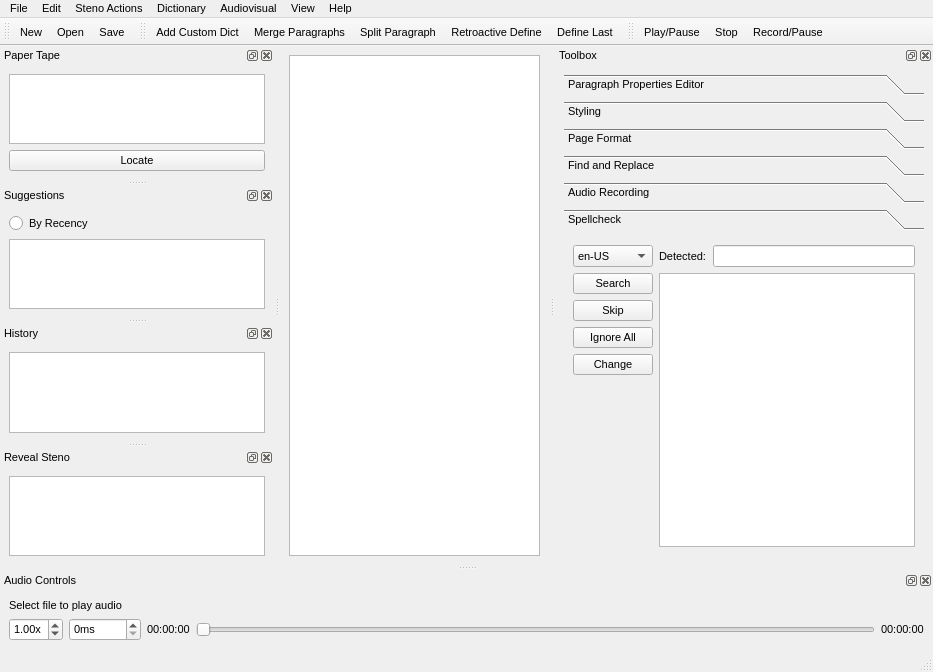
greenwyrt/plover2CAT, file plover_cat/plover_cat.ui: the form before one commit.
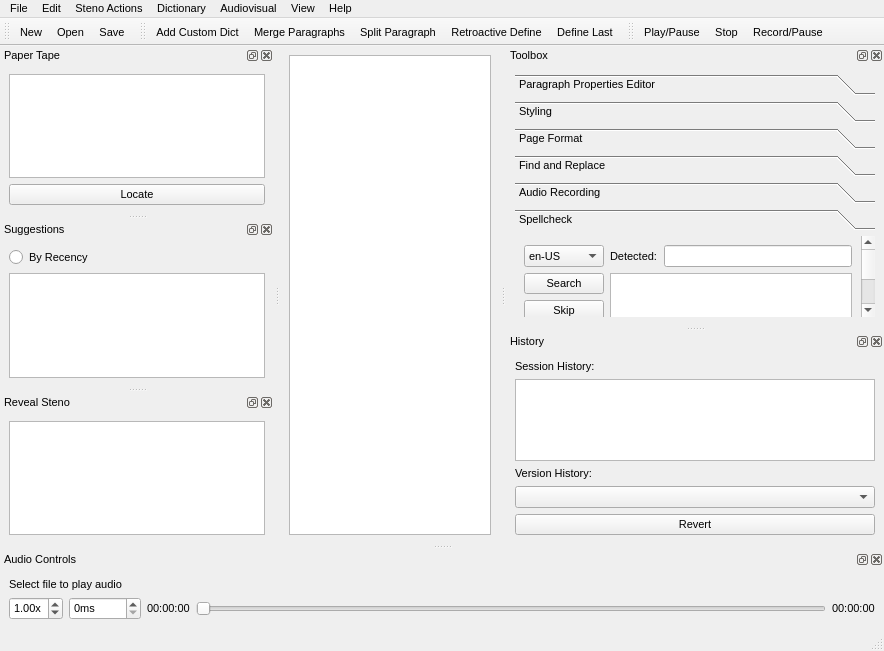
The form after the commit. Icons and pictures are not drawn. Custom widgets are drawn as their Qt base class.

```diff
--- a/plover_cat/plover_cat.ui
+++ b/plover_cat/plover_cat.ui
@@ -6,8 +6,8 @@
    <rect>
     <x>0</x>
     <y>0</y>
-    <width>933</width>
-    <height>672</height>
+    <width>884</width>
+    <height>651</height>
    </rect>
   </property>
   <property name="sizePolicy">
@@ -85,7 +85,7 @@
     <rect>
      <x>0</x>
      <y>0</y>
-     <width>933</width>
+     <width>884</width>
      <height>19</height>
     </rect>
    </property>
@@ -1335,8 +1335,8 @@
          <rect>
           <x>0</x>
           <y>0</y>
-          <width>361</width>
-          <height>312</height>
+          <width>344</width>
+          <height>164</height>
          </rect>
         </property>
         <attribute name="label">
@@ -1485,11 +1485,20 @@
     <string>History</string>
    </property>
    <attribute name="dockWidgetArea">
-    <number>1</number>
+    <number>2</number>
    </attribute>
    <widget class="QWidget" name="dockWidgetContents_6">
     <layout class="QHBoxLayout" name="horizontalLayout_6">
      <item>
+      <layout class="QVBoxLayout" name="verticalLayout_17">
+       <item>
+        <widget class="QLabel" name="label_22">
+         <property name="text">
+          <string>Session History:</string>
+         </property>
+        </widget>
+       </item>
+       <item>
       <widget class="QUndoView" name="undoView">
        <property name="focusPolicy">
         <enum>Qt::NoFocus</enum>
@@ -1501,6 +1510,29 @@
         <string>Placeholder for new development</string>
        </property>
       </widget>
+       </item>
+       <item>
+        <widget class="QLabel" name="label_23">
+         <property name="text">
+          <string>Version History:</string>
+         </property>
+        </widget>
+       </item>
+       <item>
+        <widget class="QComboBox" name="versions"/>
+       </item>
+       <item>
+        <layout class="QHBoxLayout" name="horizontalLayout_13">
+         <item>
+          <widget class="QPushButton" name="revert_version">
+           <property name="text">
+            <string>Revert</string>
+           </property>
+          </widget>
+         </item>
+        </layout>
+       </item>
+      </layout>
      </item>
     </layout>
    </widget>
```
Left out of the diff: 29 changed lines with no effect on the pictures. Lines whose indentation alone changed are shown as unchanged.
